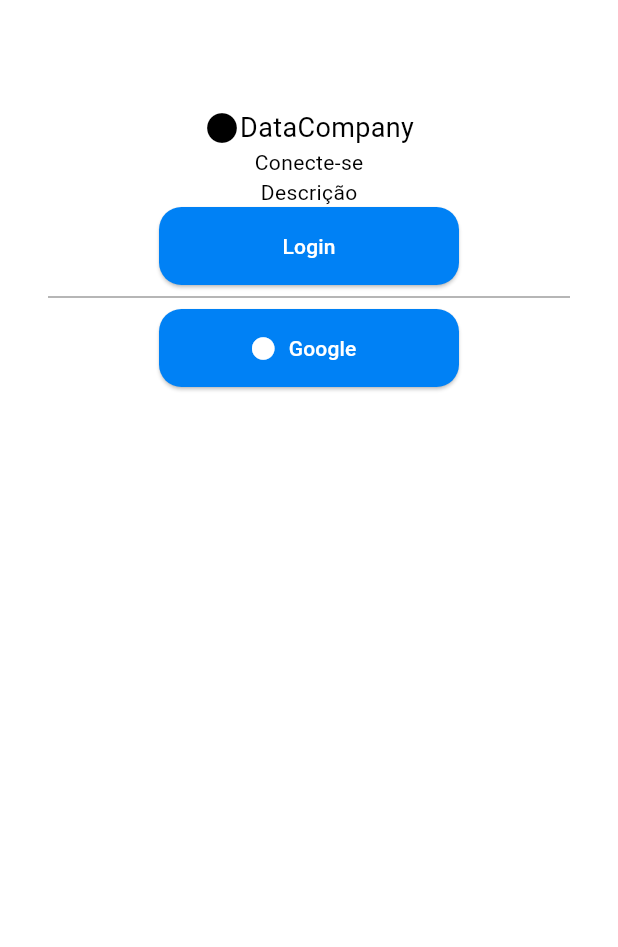
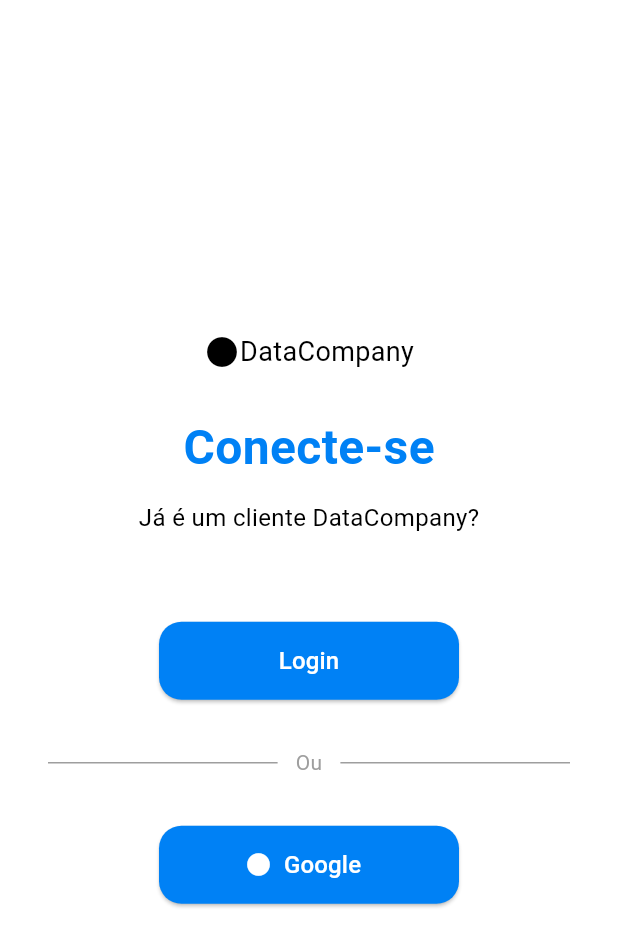
Before and after one commit to DataCompanyCloud/sales_app, a Flutter app: the UserTypePage screen opened by its route, on a phone screen of 412 x 824 dp. Shown: the top 947 px of the screen. Run offline on Flutter 3.47's test engine with Material 3 defaults, Android fonts, the phone set to English and light mode, and no system bars; our stand-ins replace dio, faker, flutter_riverpod, freezed_annotation, go_router, objectbox and 3 more; accounts and stored records are empty; generated files the repository leaves out were written again.

```diff
--- a/lib/src/core/providers/api_client_provider.dart
+++ b/lib/src/core/providers/api_client_provider.dart
@@ -5,7 +5,7 @@ import 'package:sales_app/src/core/api/dio_api_client.dart';
 
 final dioProvider = Provider<Dio>((ref) {
   final dio = Dio(BaseOptions(
-    baseUrl: 'http://192.168.254.187:3000',
+    baseUrl: 'http://192.168.254.197:3000',
     connectTimeout: Duration(seconds: 1),
     receiveTimeout: Duration(seconds: 10),
   ));
--- a/lib/src/features/auth/presentation/views/login_page.dart
+++ b/lib/src/features/auth/presentation/views/login_page.dart
@@ -3,6 +3,7 @@ import 'package:flutter_riverpod/flutter_riverpod.dart';
 import 'package:go_router/go_router.dart';
 import 'package:sales_app/src/core/router/app_router.dart';
 import 'package:sales_app/src/features/auth/providers.dart';
+import 'package:sales_app/src/features/home/presentation/router/home_router.dart';
 
 class LoginPage extends ConsumerWidget {
   final String title;
@@ -129,8 +130,7 @@ class LoginPage extends ConsumerWidget {
                   ),
                   TextButton(
                     onPressed: () {
-                      context.goNamed(AppRoutes.userType.name);
-                      // context.goNamed(AppRoutes.passwordRecovery.name);
+                      context.goNamed(AppRoutes.passwordRecovery.name);
                     },
                     child: Text(
                       "Esqueceu a senha?",
--- a/lib/src/features/userType/presentation/views/user_type_page.dart
+++ b/lib/src/features/userType/presentation/views/user_type_page.dart
@@ -7,11 +7,11 @@ class UserTypePage extends ConsumerWidget {
 
   @override
   Widget build(BuildContext context, WidgetRef ref) {
-    /// TODO Terminar a página de tipo de usuário
     return Scaffold(
-      body: Padding(
-        padding: const EdgeInsets.only(top: 72),
+      body: SizedBox(
+        width: double.infinity,
         child: Column(
+          mainAxisAlignment: MainAxisAlignment.center,
           children: [
             Row(
               mainAxisAlignment: MainAxisAlignment.center,
@@ -25,8 +25,26 @@ class UserTypePage extends ConsumerWidget {
                 ),
               ],
             ),
-            Text("Conecte-se"),
-            Text("Descrição"),
+            Padding(
+              padding: const EdgeInsets.only(top: 28, bottom: 12),
+              child: Text(
+                "Conecte-se",
+                style: TextStyle(
+                  fontSize: 32,
+                  fontWeight: FontWeight.bold,
+                  color: Color(0xFF0081F5)
+                ),
+              ),
+            ),
+            Padding(
+              padding: const EdgeInsets.only(bottom: 58),
+              child: Text(
+                "Já é um cliente DataCompany?",
+                style: TextStyle(
+                  fontSize: 16
+                ),
+              ),
+            ),
             SizedBox(
               width: 200,
               height: 52,
@@ -39,14 +57,40 @@ class UserTypePage extends ConsumerWidget {
                   backgroundColor: Color(0xFF0081F5),
                   foregroundColor: Colors.white
                 ),
-                child: Text("Login")
+                child: Text(
+                  "Login",
+                  style: TextStyle(
+                    fontSize: 16
+                  ),
+                )
               ),
             ),
-            Divider(
-              thickness: 1,
-              color: Colors.grey,
-              indent: 32,
-              endIndent: 32,
+            Padding(
+              padding: const EdgeInsets.only(top: 32, bottom: 32),
+              child: Row(
+                children: [
+                  Expanded(
+                    child: Divider(
+                      color: Colors.grey,
+                      thickness: 1,
+                      indent: 32,
+                      endIndent: 12,
+                    )
+                  ),
+                  Text(
+                    "Ou",
+                    style: TextStyle(color: Colors.grey),
+                  ),
+                  Expanded(
+                    child: Divider(
+                      color: Colors.grey,
+                      thickness: 1,
+                      indent: 12,
+                      endIndent: 32,
+                    )
+                  ),
+                ],
+              ),
             ),
             SizedBox(
               width: 200,
@@ -62,10 +106,13 @@ class UserTypePage extends ConsumerWidget {
                 ),
                 icon: Icon(Icons.circle, color: Colors.white),
                 label: Text(
-                  "Google"
+                  "Google",
+                  style: TextStyle(
+                    fontSize: 16
+                  ),
                 ),
               ),
-            )
+            ),
           ],
         ),
       ),
```
Also changed, not shown: lib/src/features/customer/presentation/views/insert_customer_cnpj.dart (added, +53 -0 lines).
